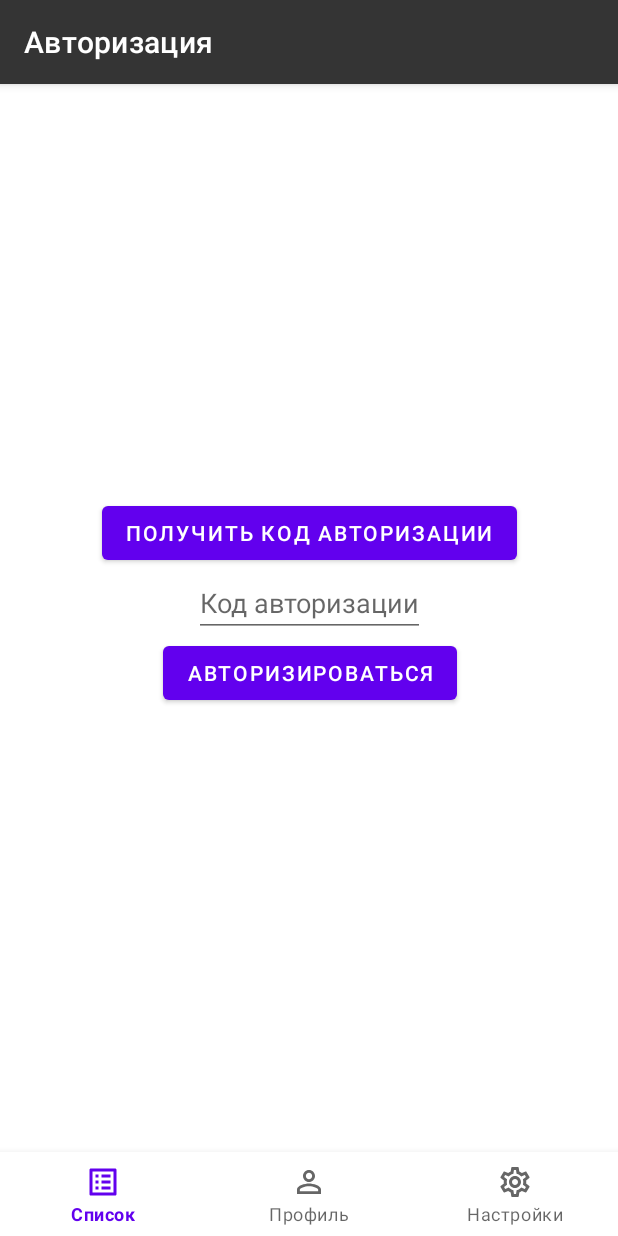
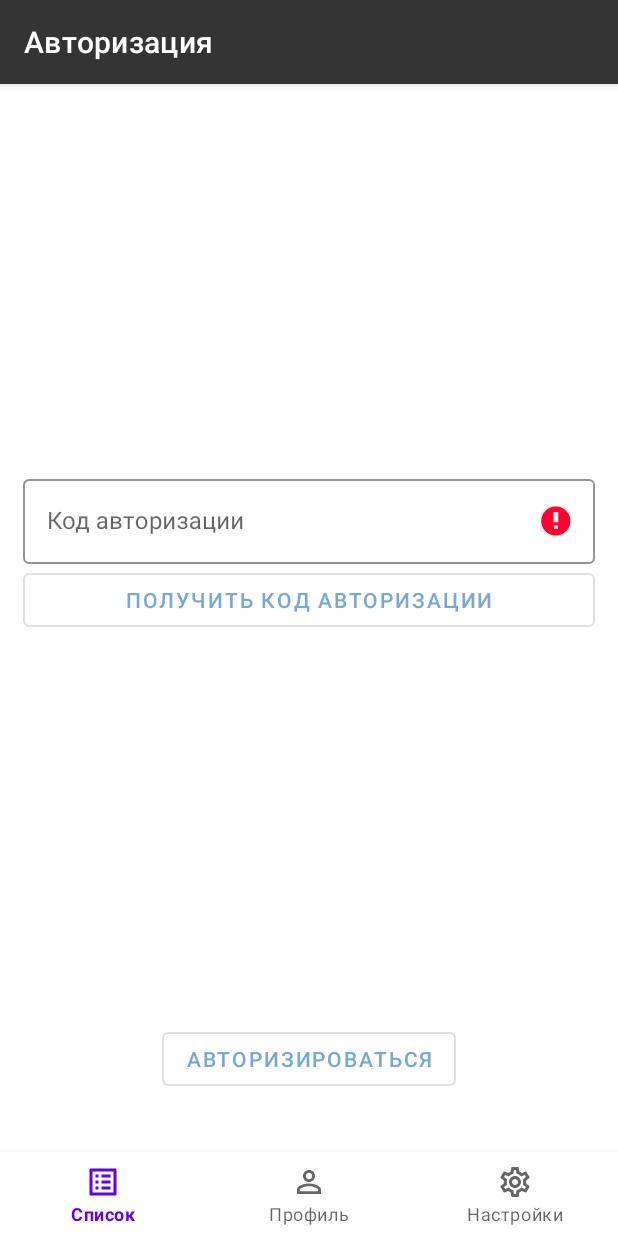
Before and after one commit to Vonisak/Shikimori-Android, an Android app: the fragment AuthFragment placed in its activity, after a tap on "АВТОРИЗИРОВАТЬСЯ", on a phone screen of 412 x 824 dp. Run offline under Robolectric (Android 15) with nearby library versions, the phone set to English and light mode, and no system bars; our stand-ins replace Dagger/Hilt's generated code; libraries missing offline, so code that uses them is left out: com.github.terrakok.cicerone, com.stfalcon.imageviewer; network calls fail; pictures from the network do not load; 2 statements that could not run were skipped.

Commit message:
change auth fragment and some fixes

```diff
--- a/app/src/main/java/com/example/shikimoriandroid/ui/fragments/AuthFragment.kt
+++ b/app/src/main/java/com/example/shikimoriandroid/ui/fragments/AuthFragment.kt
@@ -8,12 +8,14 @@ import android.view.View
 import android.view.ViewGroup
 import android.widget.Toast
 import androidx.fragment.app.viewModels
+import com.example.shikimoriandroid.R
 import com.example.shikimoriandroid.domain.utils.Constants
 import com.example.shikimoriandroid.databinding.FragmentAuthBinding
 import com.example.shikimoriandroid.presentation.entity.State
 import com.example.shikimoriandroid.presentation.viewModels.AuthViewModel
 import com.example.shikimoriandroid.ui.activity.MainActivity
 import com.example.shikimoriandroid.ui.navigation.Screens
+import com.example.shikimoriandroid.ui.utils.shakeAnimation
 import dagger.hilt.android.AndroidEntryPoint
 
 @AndroidEntryPoint
@@ -32,9 +34,9 @@ class AuthFragment : BaseBottomNavFragment() {
         inflater: LayoutInflater, container: ViewGroup?,
         savedInstanceState: Bundle?
     ): View {
-        // Inflate the layout for this fragment
         _binding = FragmentAuthBinding.inflate(inflater, container, false)
         (activity as MainActivity).supportActionBar?.title = TITLE
+
         observeModel()
         initListeners()
 
@@ -44,7 +46,12 @@ class AuthFragment : BaseBottomNavFragment() {
     private fun initListeners() {
         binding.authButton.setOnClickListener {
             val authCode = binding.authInput.text.toString()
-            viewModel.getTokens(authCode)
+            if (authCode == "") {
+                binding.textInputLayout.shakeAnimation()
+                binding.authInput.error = getString(R.string.empty_view)
+            } else {
+                viewModel.getTokens(authCode)
+            }
         }
 
         binding.auth.setOnClickListener {
@@ -64,8 +71,8 @@ class AuthFragment : BaseBottomNavFragment() {
                     viewModel.replaceScreen(Screens.profile())
                 }
                 is State.Fail -> {
-                    Toast.makeText(requireContext(), state.error.toString(), Toast.LENGTH_SHORT)
-                        .show()
+                    binding.textInputLayout.shakeAnimation()
+                    binding.authInput.error = state.error?.message
                 }
             }
         }
--- a/app/src/main/java/com/example/shikimoriandroid/ui/utils/Extensions.kt
+++ b/app/src/main/java/com/example/shikimoriandroid/ui/utils/Extensions.kt
@@ -1,5 +1,7 @@
 package com.example.shikimoriandroid.ui.utils
 
+import android.animation.AnimatorSet
+import android.animation.ObjectAnimator
 import android.animation.ValueAnimator
 import android.content.Context
 import android.content.res.Resources
@@ -12,6 +14,7 @@ import android.view.ViewGroup
 import android.widget.ImageView
 import android.widget.Toast
 import androidx.core.animation.doOnEnd
+import androidx.core.view.isVisible
 import androidx.core.view.updateLayoutParams
 import androidx.fragment.app.Fragment
 import com.example.shikimoriandroid.R
@@ -133,6 +136,32 @@ fun ImageView.openImageViewer(fragment: Fragment, screenshots: List<Screenshot>,
         .show()
 }
 
+fun View.shakeAnimation() {
+    val left = ObjectAnimator.ofFloat(this, View.TRANSLATION_X, 10F).apply {
+        duration = 100L
+    }
+
+    val right = ObjectAnimator.ofFloat(this, View.TRANSLATION_X, 10F, -20F).apply {
+        duration = 100L
+    }
+
+    val default = ObjectAnimator.ofFloat(this, View.TRANSLATION_X, -20F, 0F).apply {
+        duration = 100L
+    }
+
+    val animatorSet = AnimatorSet()
+    animatorSet.play(right).before(default).after(left)
+    animatorSet.start()
+}
+
+fun View.hide() {
+    this.isVisible = false
+}
+
+fun View.show() {
+    this.isVisible = true
+}
+
 fun Fragment.toastLong(text: String) {
     Toast.makeText(this.requireContext(), text, Toast.LENGTH_LONG).show()
 }
--- a/app/src/main/res/layout/activity_main.xml
+++ b/app/src/main/res/layout/activity_main.xml
@@ -1,6 +1,5 @@
 <?xml version="1.0" encoding="utf-8"?>
-<androidx.coordinatorlayout.widget.CoordinatorLayout
-    xmlns:android="http://schemas.android.com/apk/res/android"
+<androidx.coordinatorlayout.widget.CoordinatorLayout xmlns:android="http://schemas.android.com/apk/res/android"
     xmlns:app="http://schemas.android.com/apk/res-auto"
     xmlns:tools="http://schemas.android.com/tools"
     android:layout_width="match_parent"
@@ -13,8 +12,7 @@
         android:layout_width="match_parent"
         android:layout_height="match_parent"
         app:defaultNavHost="true"
-        app:layout_behavior="@string/appbar_scrolling_view_behavior"
-        />
+        app:layout_behavior="@string/appbar_scrolling_view_behavior" />
 
     <com.google.android.material.appbar.AppBarLayout
         android:id="@+id/app_bar"
@@ -23,20 +21,20 @@
 
         <include
             android:id="@+id/main_toolbar"
-            layout="@layout/main_toolbar"/>
+            layout="@layout/main_toolbar" />
 
     </com.google.android.material.appbar.AppBarLayout>
 
     <com.google.android.material.bottomnavigation.BottomNavigationView
+        android:id="@+id/bottom_navigation"
         style="@style/Bottom_Navigation"
-        android:id="@+id/bottom_navigation"
         android:layout_width="match_parent"
         android:layout_height="wrap_content"
         android:layout_gravity="bottom"
-        app:menu="@menu/bottom_nav_menu"
         app:layout_behavior="com.example.shikimoriandroid.ui.navigation.BottomNavigationBehavior"
+        app:layout_constraintBottom_toBottomOf="parent"
+        app:layout_constraintEnd_toEndOf="parent"
         app:layout_constraintStart_toStartOf="parent"
-        app:layout_constraintEnd_toEndOf="parent"
-        app:layout_constraintBottom_toBottomOf="parent"/>
+        app:menu="@menu/bottom_nav_menu" />
 
 </androidx.coordinatorlayout.widget.CoordinatorLayout>
--- a/app/src/main/res/layout/fragment_anime_page.xml
+++ b/app/src/main/res/layout/fragment_anime_page.xml
@@ -18,12 +18,11 @@
 
         <com.google.android.material.button.MaterialButton
             android:id="@+id/user_rate_action_button"
-            style="@style/Widget.MaterialComponents.Button.OutlinedButton"
+            style="@style/MyButton"
             android:layout_width="match_parent"
             android:layout_height="wrap_content"
             android:layout_marginHorizontal="8dp"
             android:text="@string/add_in_my_list"
-            android:textColor="@color/gist_item_color"
             android:visibility="gone" />
 
         <include
--- a/app/src/main/res/layout/fragment_auth.xml
+++ b/app/src/main/res/layout/fragment_auth.xml
@@ -1,6 +1,5 @@
 <?xml version="1.0" encoding="utf-8"?>
-<androidx.constraintlayout.widget.ConstraintLayout
-    xmlns:android="http://schemas.android.com/apk/res/android"
+<androidx.constraintlayout.widget.ConstraintLayout xmlns:android="http://schemas.android.com/apk/res/android"
     xmlns:app="http://schemas.android.com/apk/res-auto"
     xmlns:tools="http://schemas.android.com/tools"
     android:layout_width="match_parent"
@@ -9,30 +8,51 @@
 
     <com.google.android.material.button.MaterialButton
         android:id="@+id/auth"
-        android:layout_width="wrap_content"
+        style="@style/MyButton"
+        android:layout_width="match_parent"
         android:layout_height="wrap_content"
+        android:layout_marginHorizontal="15dp"
         android:text="@string/get_auth_code"
-        android:layout_marginTop="275dp"
+        app:layout_constraintBottom_toTopOf="@id/auth_button"
+        app:layout_constraintEnd_toEndOf="@id/textInputLayout"
+        app:layout_constraintStart_toStartOf="@id/textInputLayout"
+        app:layout_constraintTop_toBottomOf="@id/textInputLayout" />
+
+    <com.google.android.material.textfield.TextInputLayout
+        android:id="@+id/textInputLayout"
+        style="@style/Widget.MaterialComponents.TextInputLayout.OutlinedBox"
+        android:layout_width="match_parent"
+        android:layout_height="wrap_content"
+        android:layout_marginHorizontal="15dp"
+        android:hint="@string/input_auth_code"
+        android:theme="@style/TextInputEditText"
+        app:boxBackgroundColor="@color/white"
+        app:boxStrokeColor="@color/rating_bar_stars_color"
+        app:hintTextColor="@color/rating_bar_stars_color"
+        app:layout_constraintEnd_toEndOf="parent"
         app:layout_constraintStart_toStartOf="parent"
-        app:layout_constraintEnd_toEndOf="parent"
-        app:layout_constraintTop_toTopOf="parent"/>
+        app:layout_constraintTop_toTopOf="parent"
+        app:layout_constraintBottom_toTopOf="@id/auth"
+        app:layout_constraintVertical_chainStyle="packed">
 
-    <com.google.android.material.textfield.TextInputEditText
-        android:id="@+id/auth_input"
-        android:layout_width="wrap_content"
-        android:layout_height="wrap_content"
-        app:layout_constraintTop_toBottomOf="@id/auth"
-        app:layout_constraintStart_toStartOf="@id/auth"
-        app:layout_constraintEnd_toEndOf="@id/auth"
-        android:hint="@string/input_auth_code"/>
+        <com.google.android.material.textfield.TextInputEditText
+            android:id="@+id/auth_input"
+            android:layout_width="match_parent"
+            android:layout_height="wrap_content"
+            android:lines="1" />
+
+    </com.google.android.material.textfield.TextInputLayout>
+
 
     <com.google.android.material.button.MaterialButton
         android:id="@+id/auth_button"
+        style="@style/MyButton"
         android:layout_width="wrap_content"
         android:layout_height="wrap_content"
-        app:layout_constraintTop_toBottomOf="@id/auth_input"
-        app:layout_constraintStart_toStartOf="@id/auth_input"
-        app:layout_constraintEnd_toEndOf="@id/auth_input"
-        android:text="@string/auth_button"/>
+        android:layout_marginBottom="150dp"
+        android:text="@string/auth_button"
+        app:layout_constraintBottom_toBottomOf="parent"
+        app:layout_constraintEnd_toEndOf="parent"
+        app:layout_constraintStart_toStartOf="parent" />
 
 </androidx.constraintlayout.widget.ConstraintLayout>
--- a/app/src/main/res/values/strings.xml
+++ b/app/src/main/res/values/strings.xml
@@ -54,6 +54,7 @@
     <string name="main_characters_headline_title">Главные герои</string>
     <string name="support_characters_headline_title">Второстепенные герои</string>
     <string name="person_roles_headline_title">Роли в аниме</string>
+    <string name="empty_view">Пустое поле</string>
 
     <!--  Arrays  -->
     <string-array name="rating_notice_array">
--- a/app/src/main/res/values/styles.xml
+++ b/app/src/main/res/values/styles.xml
@@ -33,4 +33,8 @@
         <item name="colorControlActivated">@color/rating_bar_stars_color</item>
     </style>
 
+    <style name="MyButton" parent="Widget.MaterialComponents.Button.OutlinedButton">
+        <item name="android:textColor">@color/gist_item_color</item>
+    </style>
+
 </resources>
```
Also changed, not shown: app/src/main/java/com/example/shikimoriandroid/ui/fragments/AnimePageFragment.kt (+18 -18 lines).
